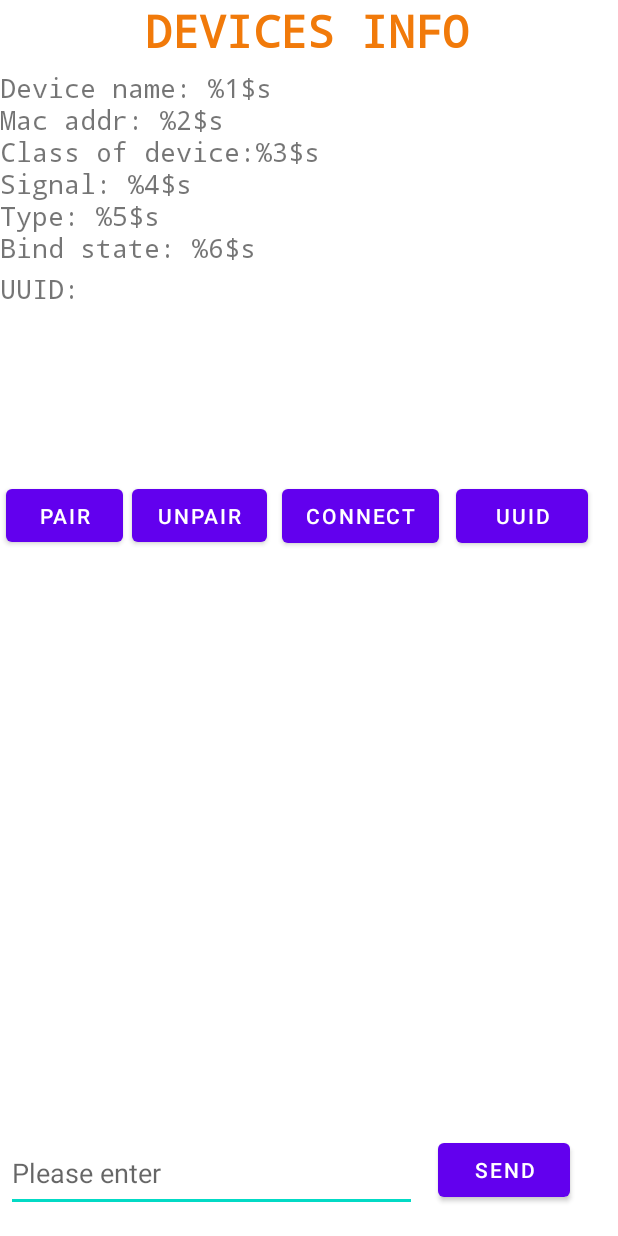
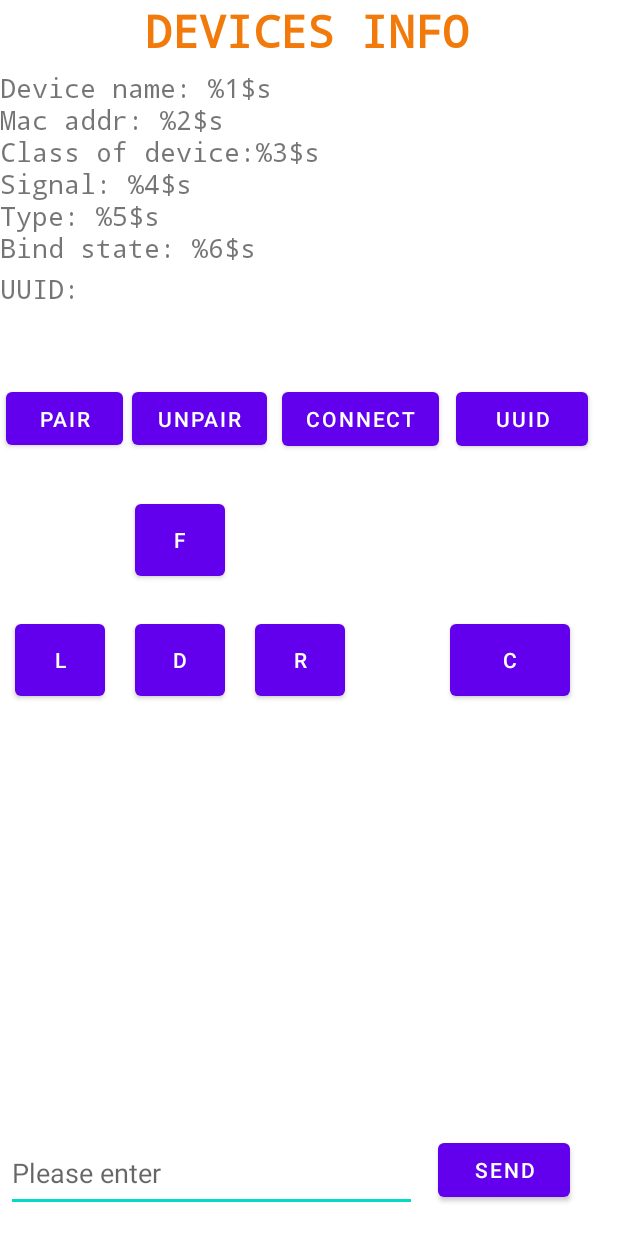
Before and after one commit to nepleo/BT, an Android app: the layout activity_link.xml on its own in the app's theme, with its tools: preview values and no code run, on a phone screen of 412 x 824 dp. Run offline under Robolectric (Android 15) with nearby library versions, the phone set to English and light mode, and no system bars.

Commit message:
:memo: add func

```diff
--- a/app/build.gradle
+++ b/app/build.gradle
@@ -32,6 +32,7 @@ dependencies {
 
     implementation 'androidx.appcompat:appcompat:1.2.0'
     implementation 'com.google.android.material:material:1.3.0'
+    implementation 'androidx.constraintlayout:constraintlayout:2.0.4'
     testImplementation 'junit:junit:4.+'
     androidTestImplementation 'androidx.test.ext:junit:1.1.2'
     androidTestImplementation 'androidx.test.espresso:espresso-core:3.3.0'
--- a/app/src/main/AndroidManifest.xml
+++ b/app/src/main/AndroidManifest.xml
@@ -18,11 +18,12 @@
         android:roundIcon="@drawable/ic_launcher"
         android:supportsRtl="true"
         android:theme="@style/Theme.BT">
-        <activity android:name=".LinkActivity"
-            android:parentActivityName=".ScanActivity"></activity>
+        <activity
+            android:name=".LinkActivity"
+            android:parentActivityName=".ScanActivity" />
         <activity
             android:name=".ScanActivity"
-            android:parentActivityName=".MainActivity"></activity>
+            android:parentActivityName=".MainActivity" />
         <activity android:name=".MainActivity">
             <intent-filter>
                 <action android:name="android.intent.action.MAIN" />
--- a/app/src/main/java/com/example/bt/LinkActivity.java
+++ b/app/src/main/java/com/example/bt/LinkActivity.java
@@ -218,6 +218,42 @@ public class LinkActivity extends AppCompatActivity {
     public void btnConn(View v){
         //showServiceUUIDs();//显示远程设备提供的服务
         new connSocketTask().execute(this.mBDevice.getAddress());
+    }
+
+    /**
+     * 控制向左Left
+     * */
+    public void btnLeftSend(View v) {
+        String str = "0x02";
+        this.mBSC.Send(str);
+    }
+
+    /**
+     * 控制变换
+     * */
+    public void btnUpSend(View v){
+        this.mBSC.Send("0x01");
+    }
+
+    /**
+     * 控制向下Down
+     * */
+    public void btnDownSend(View v){
+        this.mBSC.Send("0x03");
+    }
+
+    /**
+     * 控制向右
+     * */
+    public void btnRightSend(View v){
+        this.mBSC.Send("0x04");
+    }
+
+    /**
+     * 控制加速
+     * */
+    public void btnSpaceSend(View v){
+        this.mBSC.Send("0x05");
     }
 
 
--- a/app/src/main/res/layout/activity_link.xml
+++ b/app/src/main/res/layout/activity_link.xml
@@ -56,13 +56,12 @@
 
     <!--android:text="@string/find_service_uuids"-->
 
-
     <Button
         android:id="@+id/btnUnpair"
         android:layout_width="90dp"
         android:layout_height="47dp"
         android:layout_marginStart="88dp"
-        android:layout_marginTop="320dp"
+        android:layout_marginTop="255dp"
         android:onClick="btnUnPair"
         android:text="Unpair"
         app:layout_constraintStart_toStartOf="parent"
@@ -73,7 +72,7 @@
         android:layout_width="wrap_content"
         android:layout_height="wrap_content"
         android:layout_marginStart="188dp"
-        android:layout_marginTop="320dp"
+        android:layout_marginTop="255dp"
         android:onClick="btnConn"
         android:text="CONNECT"
         app:layout_constraintStart_toStartOf="parent"
@@ -84,7 +83,7 @@
         android:layout_width="78dp"
         android:layout_height="47dp"
         android:layout_marginStart="4dp"
-        android:layout_marginTop="320dp"
+        android:layout_marginTop="255dp"
         android:onClick="btnPair"
         android:text="Pair"
         app:layout_constraintStart_toStartOf="parent"
@@ -95,16 +94,17 @@
         android:layout_width="wrap_content"
         android:layout_height="wrap_content"
         android:layout_marginStart="304dp"
-        android:layout_marginTop="320dp"
+        android:layout_marginTop="255dp"
         android:onClick="showUUIDs"
         android:text="UUID"
         app:layout_constraintStart_toStartOf="parent"
         app:layout_constraintTop_toTopOf="parent" />
 
+
     <TextView
         android:id="@+id/service_uuid"
         android:layout_width="0dp"
-        android:layout_height="89dp"
+        android:layout_height="40dp"
         android:layout_marginStart="1dp"
         android:layout_marginTop="208dp"
         android:layout_marginEnd="1dp"
@@ -146,4 +146,85 @@
         app:layout_constraintStart_toStartOf="parent"
         app:layout_constraintTop_toTopOf="@+id/edit_text_tx" />
 
+    <LinearLayout
+        android:layout_width="match_parent"
+        android:layout_height="wrap_content"
+        android:layout_marginTop="1000dp"
+        android:paddingLeft="20dp"
+        tools:ignore="MissingConstraints">
+
+    </LinearLayout>
+
+    <LinearLayout
+        android:id="@+id/linearLayout"
+        android:layout_width="match_parent"
+        android:layout_height="match_parent">
+
+        <Button
+            android:id="@+id/btn_left"
+            android:layout_width="60dp"
+            android:layout_height="60dp"
+            android:layout_marginLeft="10dp"
+            android:layout_marginTop="410dp"
+            android:onClick="btnLeftSend"
+            android:text="L"
+            tools:ignore="MissingConstraints"
+            tools:layout_editor_absoluteX="16dp"
+            tools:layout_editor_absoluteY="455dp" />
+
+        <Button
+            android:id="@+id/btn_down"
+            android:layout_width="60dp"
+            android:layout_height="60dp"
+            android:layout_marginLeft="20dp"
+            android:layout_marginTop="410dp"
+            android:onClick="btnDownSend"
+            android:text="D"
+            tools:ignore="MissingConstraints"
+            tools:layout_editor_absoluteX="167dp"
+            tools:layout_editor_absoluteY="455dp" />
+
+        <Button
+            android:id="@+id/btn_right"
+            android:layout_width="60dp"
+            android:layout_height="60dp"
+            android:layout_marginLeft="20dp"
+            android:layout_marginTop="410dp"
+            android:onClick="btnRightSend"
+            android:text="R"
+            tools:ignore="MissingConstraints"
+            tools:layout_editor_absoluteX="88dp"
+            tools:layout_editor_absoluteY="455dp" />
+
+        <Button
+            android:id="@+id/btn_up"
+            android:layout_width="80dp"
+            android:layout_height="60dp"
+            android:layout_marginLeft="70dp"
+            android:layout_marginTop="410dp"
+            android:onClick="btnUpSend"
+            android:text="C"
+            tools:ignore="MissingConstraints"
+            tools:layout_editor_absoluteX="278dp"
+            tools:layout_editor_absoluteY="455dp" />
+    </LinearLayout>
+
+    <LinearLayout
+        android:layout_width="match_parent"
+        android:layout_height="match_parent"
+        app:layout_constraintStart_toStartOf="@+id/pair_btn">
+
+        <Button
+            android:id="@+id/btn_dp"
+            android:layout_width="60dp"
+            android:layout_height="60dp"
+            android:layout_marginLeft="90dp"
+            android:layout_marginTop="330dp"
+            android:onClick="btnSpaceSend"
+            android:text="F"
+            tools:ignore="MissingConstraints"
+            tools:layout_editor_absoluteX="88dp"
+            tools:layout_editor_absoluteY="385dp" />
+    </LinearLayout>
+
 </androidx.constraintlayout.widget.ConstraintLayout>
```
